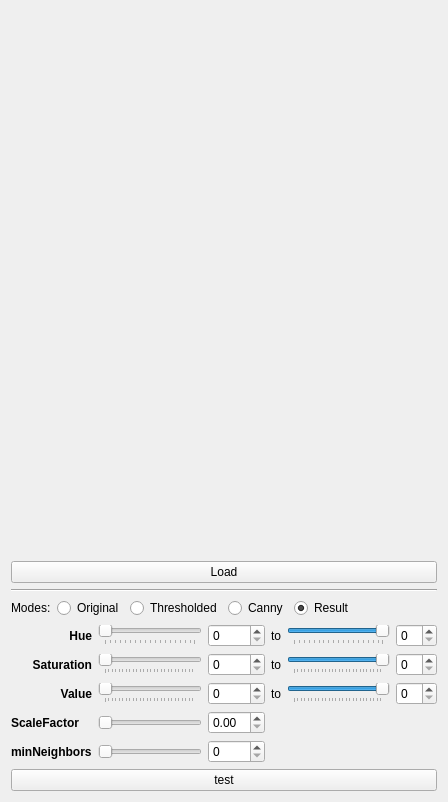
RinatB2017/mega_GIT, file Qt/mega_git_tests/Test_OpenCV/src/test_OpenCV_mainbox/src/ui/test_OpenCV_mainbox.ui: the form before one commit.
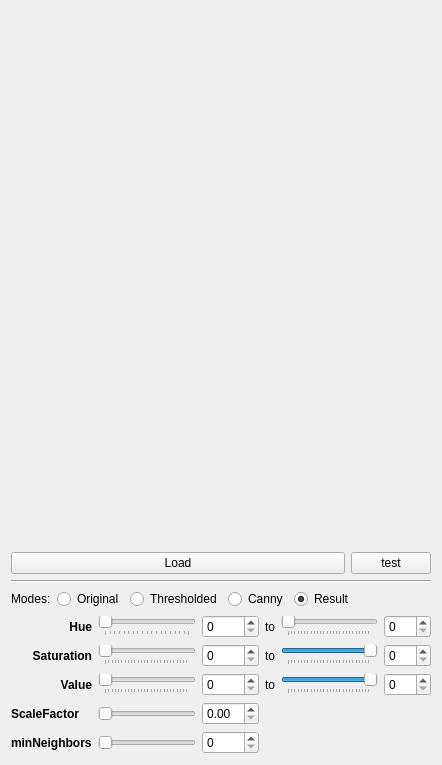
The form after the commit.

Patch:
```diff
--- a/Qt/mega_git_tests/Test_OpenCV/src/test_OpenCV_mainbox/src/ui/test_OpenCV_mainbox.ui
+++ b/Qt/mega_git_tests/Test_OpenCV/src/test_OpenCV_mainbox/src/ui/test_OpenCV_mainbox.ui
@@ -6,8 +6,8 @@
    <rect>
     <x>0</x>
     <y>0</y>
-    <width>448</width>
-    <height>802</height>
+    <width>442</width>
+    <height>765</height>
    </rect>
   </property>
   <property name="windowTitle">
@@ -40,11 +40,24 @@
     <layout class="QHBoxLayout" name="horizontalLayout">
      <item>
       <widget class="QPushButton" name="bnLoad">
+       <property name="sizePolicy">
+        <sizepolicy hsizetype="Expanding" vsizetype="Fixed">
+         <horstretch>0</horstretch>
+         <verstretch>0</verstretch>
+        </sizepolicy>
+       </property>
        <property name="text">
         <string>Load</string>
        </property>
       </widget>
      </item>
+     <item>
+      <widget class="QPushButton" name="btn_test">
+       <property name="text">
+        <string>test</string>
+       </property>
+      </widget>
+     </item>
     </layout>
    </item>
    <item>
@@ -154,7 +167,11 @@
       </widget>
      </item>
      <item row="1" column="5">
-      <widget class="QSpinBox" name="sb_SaturationTo"/>
+      <widget class="QSpinBox" name="sb_SaturationTo">
+       <property name="maximum">
+        <number>255</number>
+       </property>
+      </widget>
      </item>
      <item row="0" column="2">
       <widget class="QSpinBox" name="sb_HueFrom"/>
@@ -192,18 +209,23 @@
       </widget>
      </item>
      <item row="0" column="5">
-      <widget class="QSpinBox" name="sb_HueTo"/>
+      <widget class="QSpinBox" name="sb_HueTo">
+       <property name="maximum">
+        <number>255</number>
+       </property>
+      </widget>
      </item>
      <item row="2" column="5">
-      <widget class="QSpinBox" name="sb_ValueTo"/>
+      <widget class="QSpinBox" name="sb_ValueTo">
+       <property name="maximum">
+        <number>255</number>
+       </property>
+      </widget>
      </item>
      <item row="0" column="4">
       <widget class="QSlider" name="sl_HueTo">
        <property name="maximum">
-        <number>179</number>
-       </property>
-       <property name="value">
-        <number>179</number>
+        <number>255</number>
        </property>
        <property name="orientation">
         <enum>Qt::Horizontal</enum>
@@ -339,13 +361,6 @@
      </item>
     </layout>
    </item>
-   <item>
-    <widget class="QPushButton" name="btn_test">
-     <property name="text">
-      <string>test</string>
-     </property>
-    </widget>
-   </item>
   </layout>
  </widget>
  <layoutdefault spacing="6" margin="11"/>
```
Left out of the diff: 3 changed lines with no effect on the pictures.
